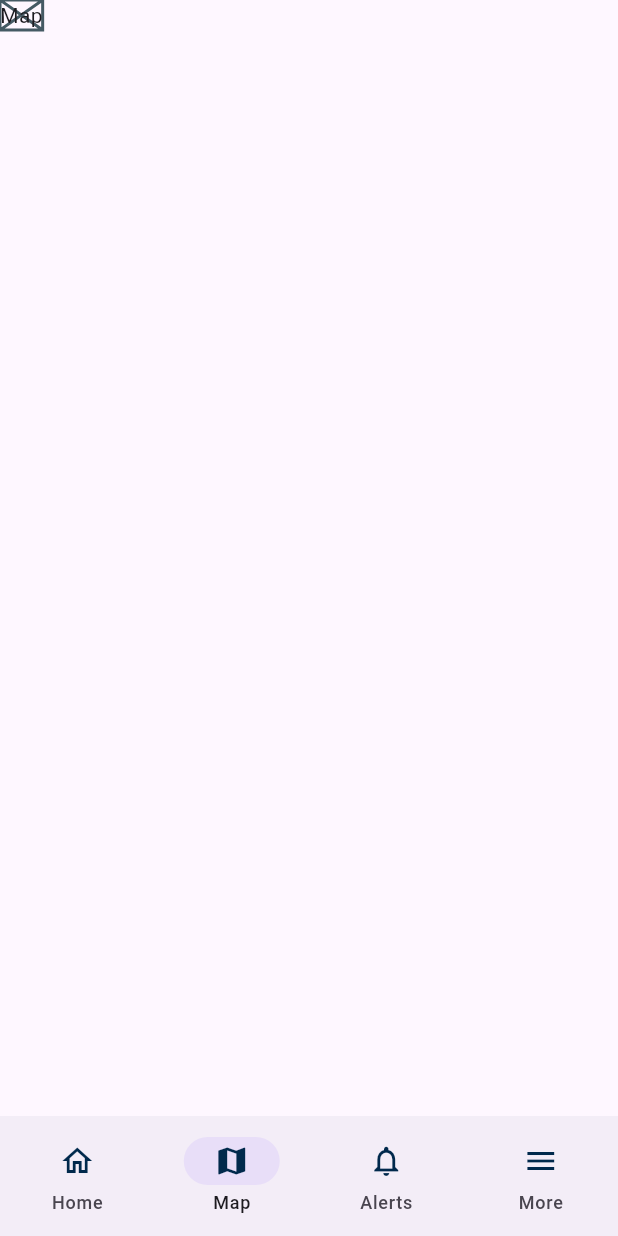
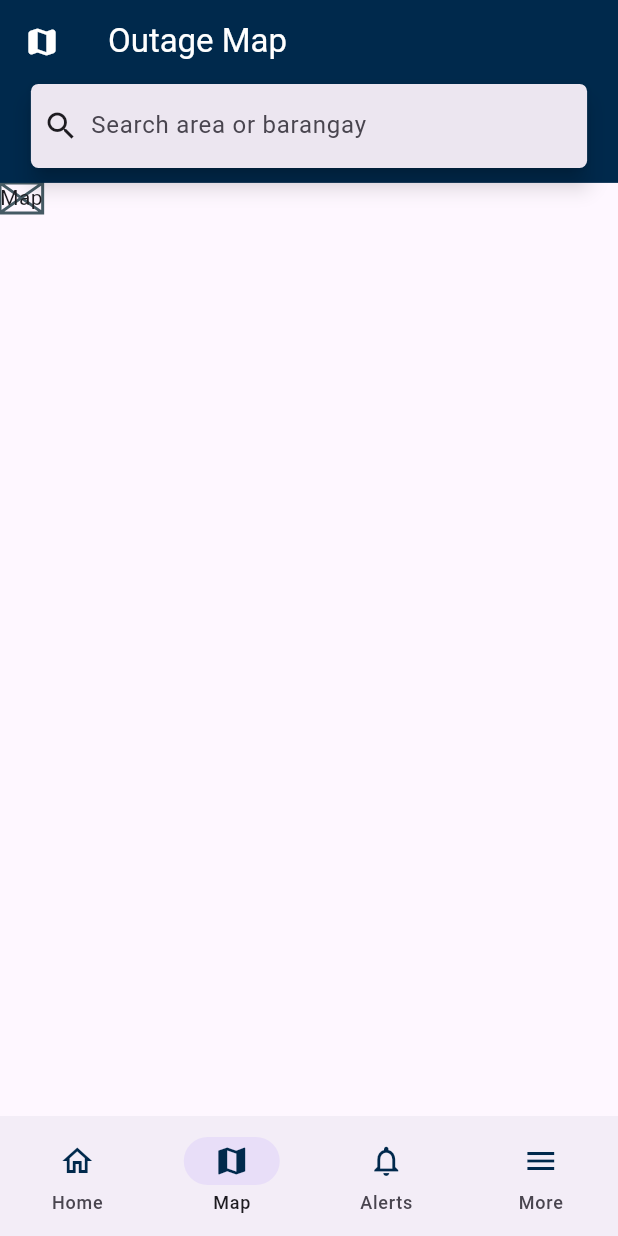
Before and after one commit to MorsHs/power_watch, a Flutter app: the LandingPage screen opened directly, item 2 of the bottom bar chosen, on a phone screen of 412 x 824 dp. Run offline on Flutter 3.47's test engine with Material 3 defaults, Android fonts, the phone set to English and light mode, and no system bars; missing offline and left inert: curved_app_bar.

Commit message:
Refactor HomePage layout spacing, enhance Alertcard text presentation with FittedBox, and improve Reusablecards responsiveness; update LandingPage app bar structure and TextPicker state management

```diff
--- a/lib/features/HomePage/pages/HomePage.dart
+++ b/lib/features/HomePage/pages/HomePage.dart
@@ -37,7 +37,7 @@ class HomePage extends StatelessWidget {
               ),
             ],
           ),
-          SizedBox(height: 20),
+          SizedBox(height: 5),
           Row(
             mainAxisAlignment: MainAxisAlignment.spaceBetween,
             children: [
--- a/lib/features/LandingPage/pages/LandingPage.dart
+++ b/lib/features/LandingPage/pages/LandingPage.dart
@@ -1,4 +1,3 @@
-
 import 'package:flutter/material.dart';
 import 'package:power_watch/constant/color.dart';
 import 'package:power_watch/features/HomePage/pages/HomePage.dart';
@@ -8,7 +7,6 @@ import 'package:power_watch/features/NavigationBar/NavigationBar.dart';
 import 'package:power_watch/features/Alerts/pages/alerts.dart';
 import 'package:power_watch/features/Map/pages/map.dart';
 import 'package:power_watch/features/Menu/pages/menu.dart';
-
 
 class LandingPage extends StatefulWidget {
   const LandingPage({super.key});
@@ -30,8 +28,23 @@ class _LandingPageState extends State<LandingPage> {
   @override
   Widget build(BuildContext context) {
     return Scaffold(
-      appBar: selectedIndex == 0
-          ? CurvedAppBar(
+      appBar: getAppBar(),
+      body: IndexedStack(index: selectedIndex, children: pages),
+      bottomNavigationBar: NavBar(
+        selectedIndex: selectedIndex,
+        onDestinationSelected: (value) {
+          setState(() {
+            selectedIndex = value;
+          });
+        },
+      ),
+    );
+  }
+
+  PreferredSizeWidget? getAppBar() {
+    switch (selectedIndex) {
+      case 0:
+        return CurvedAppBar(
           actions: [
             IconButton(
               onPressed: () {},
@@ -50,11 +63,9 @@ class _LandingPageState extends State<LandingPage> {
           curveRadius: 25,
           bottom: PreferredSize(
             preferredSize: Size.fromHeight(
-                  MediaQuery.of(context).size.height * 0.13,
+              MediaQuery.of(context).size.height * 0.12,
             ),
-                child: Column(
-                  children: [DropDownLocation()],
-                ),
+            child: Column(children: [DropDownLocation()]),
           ),
           backgroundColor: AppColors.background,
           automaticallyImplyLeading: false,
@@ -63,10 +74,7 @@ class _LandingPageState extends State<LandingPage> {
             children: [
               Text(
                 'Good morning,',
-                    style: TextStyle(
-                      fontSize: 16,
-                      color: AppColors.whiteText,
-                    ),
+                style: TextStyle(fontSize: 16, color: AppColors.whiteText),
               ),
               Text(
                 'Juan Dela Cruz',
@@ -78,17 +86,43 @@ class _LandingPageState extends State<LandingPage> {
               ),
             ],
           ),
-            )
-          : null,
-      body: pages[selectedIndex],
-      bottomNavigationBar: NavBar(
-        selectedIndex: selectedIndex,
-        onDestinationSelected: (value) {
-          setState(() {
-            selectedIndex = value;
-          });
-        },
+        );
+
+      case 1:
+        return AppBar(
+          bottom: PreferredSize(
+            preferredSize: Size.fromHeight(
+              MediaQuery.of(context).size.height * 0.08,
             ),
+            child: Column(
+              children: [
+                FractionallySizedBox(
+                  widthFactor: 0.9,
+                  child: SearchBar(
+                    leading: Icon(Icons.search),
+                    hintText: 'Search area or barangay',
+                    shape: WidgetStatePropertyAll(
+                      RoundedRectangleBorder(
+                        borderRadius: BorderRadiusGeometry.circular(5),
+                      ),
+                    ),
+                  ),
+                ),
+                SizedBox(height: 10,)
+              ],
+            ),
+          ),
+          automaticallyImplyLeading: false,
+          leading: Icon(Icons.map_rounded, color: AppColors.whiteText),
+          title: Text(
+            'Outage Map',
+            style: TextStyle(color: AppColors.whiteText),
+          ),
+          backgroundColor: AppColors.background,
         );
+
+      default:
+        AppBar();
     }
   }
+}
--- a/lib/features/LandingPage/widgets/TextPicker.dart
+++ b/lib/features/LandingPage/widgets/TextPicker.dart
@@ -33,7 +33,9 @@ class _DropDownLocationState extends State<DropDownLocation> {
         enableSearch: true,
         menuStyle: MenuStyle(
         ),
-        onSelected: (value) => this.value = value,
+        onSelected: (value) => setState(() {
+           this.value = value;
+        }),
         dropdownMenuEntries: <DropdownMenuEntry>[
           DropdownMenuEntry(value: 'Apokon', label: 'Apokon'),
           DropdownMenuEntry(value: 'Magugpo East', label: 'Magugpo East'),
```
Also changed, not shown: lib/features/HomePage/widgets/Alertcontainer.dart (+7 -3 lines), lib/features/HomePage/widgets/CardAnnoucement.dart (+13 -4 lines), lib/features/HomePage/widgets/ReusableCards.dart (+16 -4 lines). Lines whose indentation alone changed are shown as unchanged.
